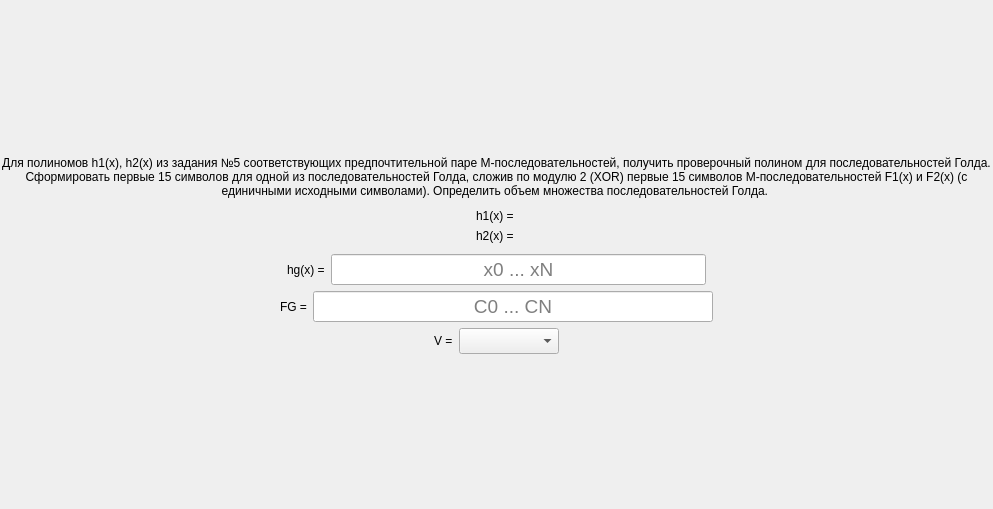
The window that task/screentask6.ui (bukhmastov/fpsp) describes before a commit, drawn with Qt 5.
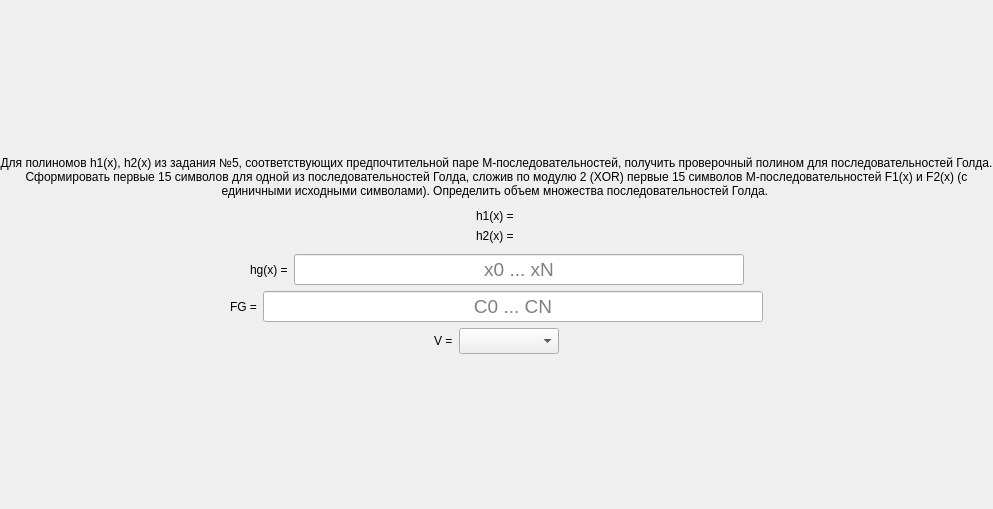
The same window after the commit.

```diff
--- a/task/screentask6.ui
+++ b/task/screentask6.ui
@@ -47,7 +47,7 @@
         <string notr="true">font: 75 16pt &quot;MS Shell Dlg 2&quot;;</string>
        </property>
        <property name="text">
-        <string>Для полиномов h1(x), h2(x) из задания №5 соответствующих предпочтительной паре М-последовательностей, получить проверочный полином для последовательностей Голда. Сформировать первые 15 символов для одной из последовательностей Голда, сложив по модулю 2 (XOR) первые 15 символов М-последовательностей F1(x) и F2(x) (с единичными исходными символами). Определить объем множества последовательностей Голда. </string>
+        <string>Для полиномов h1(x), h2(x) из задания №5, соответствующих предпочтительной паре М-последовательностей, получить проверочный полином для последовательностей Голда. Сформировать первые 15 символов для одной из последовательностей Голда, сложив по модулю 2 (XOR) первые 15 символов М-последовательностей F1(x) и F2(x) (с единичными исходными символами). Определить объем множества последовательностей Голда. </string>
        </property>
        <property name="alignment">
         <set>Qt::AlignCenter</set>
@@ -156,7 +156,7 @@
          </property>
          <property name="minimumSize">
           <size>
-           <width>375</width>
+           <width>450</width>
            <height>0</height>
           </size>
          </property>
@@ -226,7 +226,7 @@
          </property>
          <property name="minimumSize">
           <size>
-           <width>400</width>
+           <width>500</width>
            <height>0</height>
           </size>
          </property>
```
